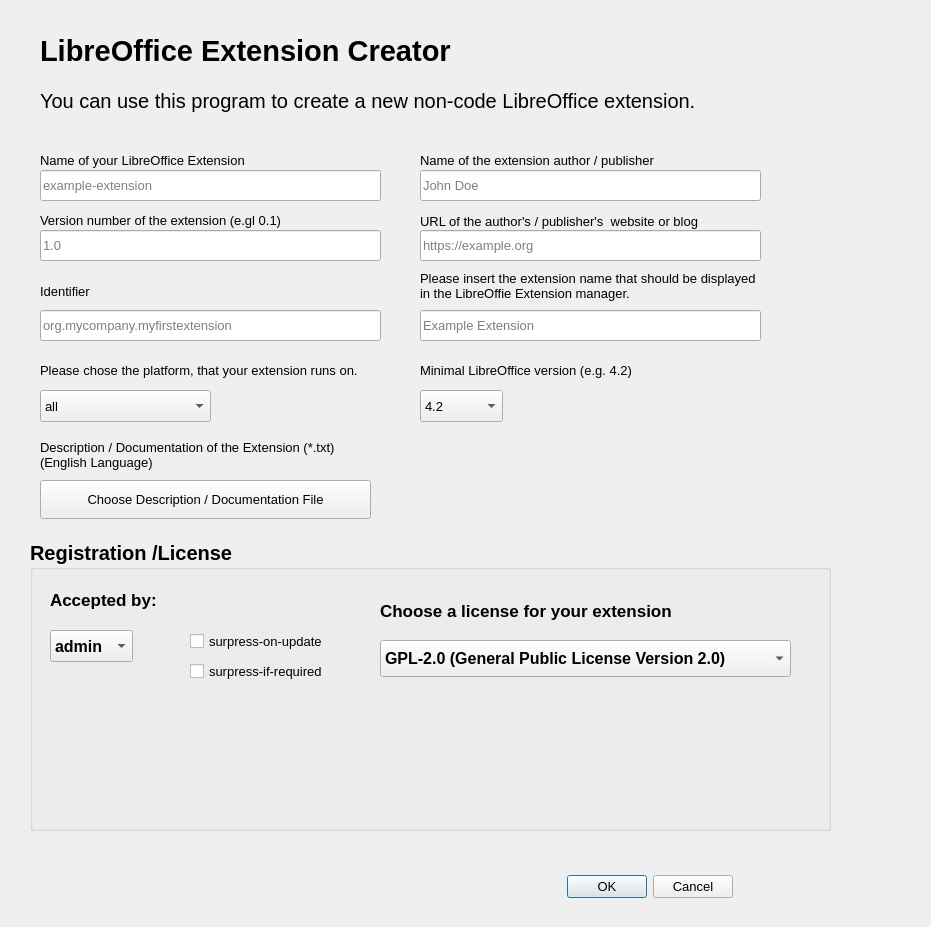
Above: extensioncreator.ui from andreasma/liboextensioncreator before the change. Below: the same form after it.
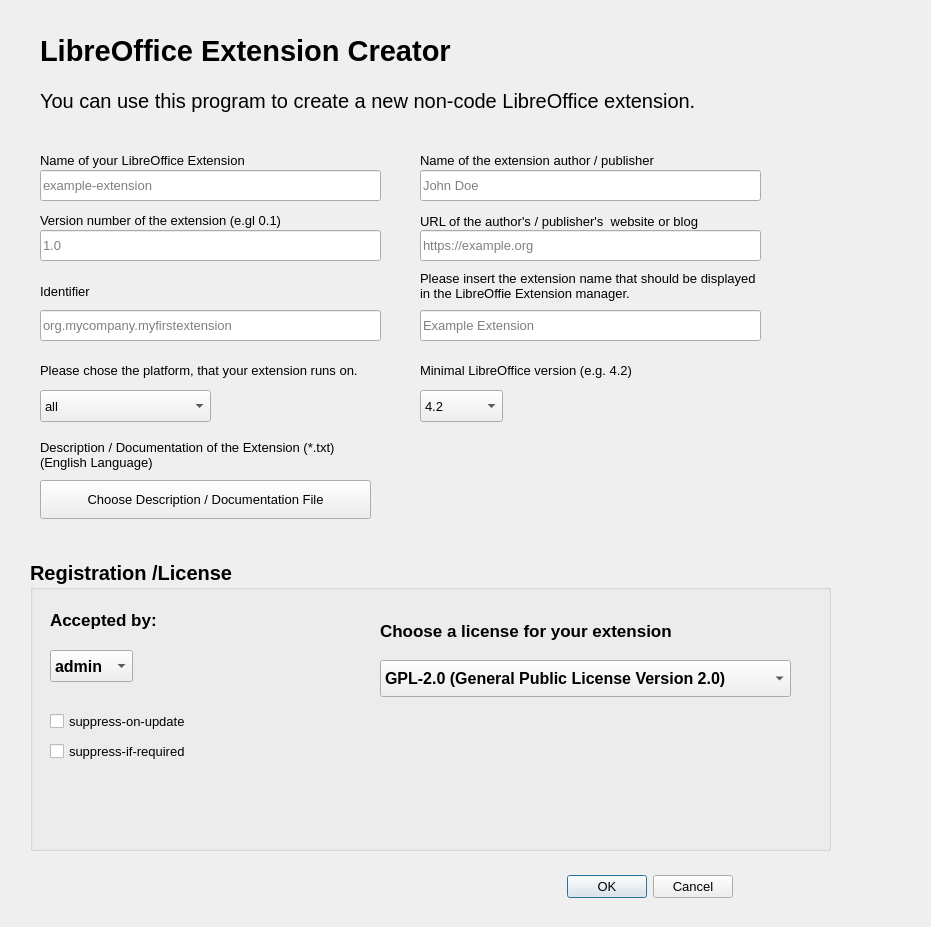
That is the form after the change.

Commit message: add functions for suppress-on-update and suppress-if-required

```diff
--- a/extensioncreator.ui
+++ b/extensioncreator.ui
@@ -425,7 +425,7 @@
    <property name="geometry">
     <rect>
      <x>30</x>
-     <y>540</y>
+     <y>560</y>
      <width>801</width>
      <height>291</height>
     </rect>
@@ -490,8 +490,8 @@
    <widget class="QCheckBox" name="checkBox_2">
     <property name="geometry">
      <rect>
-      <x>160</x>
-      <y>120</y>
+      <x>20</x>
+      <y>180</y>
       <width>171</width>
       <height>22</height>
      </rect>
@@ -504,14 +504,14 @@
      </font>
     </property>
     <property name="text">
-     <string>surpress-if-required</string>
+     <string>suppress-if-required</string>
     </property>
    </widget>
    <widget class="QCheckBox" name="checkBox">
     <property name="geometry">
      <rect>
-      <x>160</x>
-      <y>90</y>
+      <x>20</x>
+      <y>150</y>
       <width>171</width>
       <height>22</height>
      </rect>
@@ -524,7 +524,7 @@
      </font>
     </property>
     <property name="text">
-     <string>surpress-on-update</string>
+     <string>suppress-on-update</string>
     </property>
    </widget>
    <widget class="QLabel" name="label_11">
```
Left out of the diff: 10 changed lines with no effect on the pictures. The commit also changes 1 other file.
